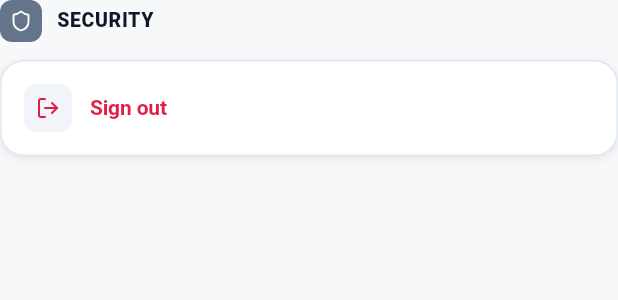
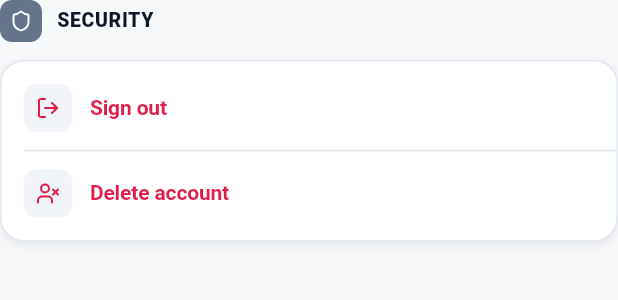
Before and after one commit to 007harshil/finn-flutter-frontend, a Flutter app: the _SignOutGroup widget shown alone on an empty page, opened directly, on a phone screen of 412 x 824 dp. Shown: the top 300 px of the screen. Run offline on Flutter 3.47's test engine with Material 3 defaults, Android fonts, the phone set to English and light mode, and no system bars; our stand-ins replace fl_chart, flutter_animate, flutter_riverpod, go_router, lucide_icons_flutter, pdf and 2 more; missing offline and left inert: record; accounts and stored records are empty.

Commit message:
added account delete

```diff
--- a/lib/data/remote/remote_bootstrap.dart
+++ b/lib/data/remote/remote_bootstrap.dart
@@ -51,7 +51,7 @@ Future<Widget> bootstrapRemoteApp({
     config: config,
     prefs: prefs,
     auth: apiAuth,
-    authService: BackendAuthService(auth: apiAuth, clock: const SystemClock()),
+    authService: BackendAuthService(auth: apiAuth, clock: const SystemClock(), api: api),
     api: api,
     engine: engine,
     repositories: buildRemoteRepositories(engine, api),
--- a/lib/features/auth/data/backend_auth_service.dart
+++ b/lib/features/auth/data/backend_auth_service.dart
@@ -5,6 +5,7 @@ import 'package:flutter/foundation.dart';
 import 'package:http/http.dart' as http;
 import 'package:shared_preferences/shared_preferences.dart';
 
+import '../../../core/result/result.dart';
 import '../../../core/time/clock.dart';
 import '../../../data/remote/api_client.dart';
 import '../../../data/remote/api_config.dart';
@@ -243,12 +244,17 @@ class BackendApiAuth implements ProactiveApiAuth {
 }
 
 /// Passwordless email sign-in with the FiNN API's email OTP
-/// (`/auth/otp`, `/auth/verify`, `/auth/logout`).
+/// (`/auth/otp`, `/auth/verify`, `/auth/logout`), and account deletion
+/// (`/me/delete/code`, `/me/delete`).
 class BackendAuthService implements AuthService {
-  BackendAuthService({required this.auth, required this.clock});
+  BackendAuthService({required this.auth, required this.clock, ApiClient? api})
+      : _api = api ?? ApiClient(config: auth.config, auth: auth);
 
   final BackendApiAuth auth;
   final Clock clock;
+
+  /// Authenticated calls (account deletion).
+  final ApiClient _api;
 
   @override
   String? get demoHint => null;
@@ -299,6 +305,41 @@ class BackendAuthService implements AuthService {
     }
   }
 
+  @override
+  Future<void> sendAccountDeletionCode() async {
+    try {
+      await _api.post('/me/delete/code');
+    } on AppFailure catch (e) {
+      throw AuthFailure(_appMessage(e));
+    } catch (e) {
+      debugPrint('Sending the account deletion code failed: $e');
+      throw const AuthFailure(_offline);
+    }
+  }
+
+  @override
+  Future<void> deleteAccount(String code) async {
+    if (!isWellFormedOtp(code)) throw const AuthFailure('Please enter the 6-digit code.');
+    try {
+      await _api.post('/me/delete', body: {'code': code});
+    } on AppFailure catch (e) {
+      throw AuthFailure(_appMessage(e));
+    } catch (e) {
+      debugPrint('Deleting the account failed: $e');
+      throw const AuthFailure(_offline);
+    }
+    // The server ended every session of the account.
+    await auth.clear();
+  }
+
+  /// Messages for authenticated calls. A wrong code is a field error.
+  static String _appMessage(AppFailure e) {
+    final field = e.fieldErrors['code'];
+    if (field != null && field.isNotEmpty) return field;
+    if (e.message.isNotEmpty) return e.message;
+    return e.code == FailureCode.unavailable ? _offline : 'Something went wrong. Please try again.';
+  }
+
   static const _offline = 'Could not reach FiNN. Check your connection and try again.';
   static const _invalidCode = 'The code was invalid or has expired.';
   static const _rateLimited = 'Too many attempts. Please wait a minute and try again.';
--- a/lib/features/profile/presentation/profile_screen.dart
+++ b/lib/features/profile/presentation/profile_screen.dart
@@ -13,10 +13,11 @@ import '../../auth/application/auth_controller.dart';
 import '../../auth/domain/auth_session.dart';
 import '../../settings/domain/financial_profile.dart';
 import '../../settings/presentation/settings_widgets.dart';
+import 'delete_account_sheet.dart';
 import 'profile_avatar.dart';
 
-/// The signed-in person: identity, financial starting point, account and
-/// sign-out.
+/// The signed-in person: identity, financial starting point, account,
+/// sign-out and account deletion.
 class ProfileScreen extends ConsumerWidget {
   const ProfileScreen({super.key});
 
@@ -346,21 +347,50 @@ class _SignOutGroupState extends ConsumerState<_SignOutGroup> {
       icon: LucideIcons.shield,
       color: c.textSecondary,
       children: [
-        Semantics(
+        _DangerRow(
+          key: const ValueKey('sign-out'),
+          icon: LucideIcons.logOut,
+          label: 'Sign out',
+          busy: _busy,
+          onTap: _busy ? null : _signOut,
+        ),
+        _DangerRow(
+          key: const ValueKey('delete-account'),
+          icon: LucideIcons.userX,
+          label: 'Delete account',
+          onTap: _busy ? null : () => startAccountDeletion(context),
+        ),
+      ],
+    );
+  }
+}
+
+/// A red, full-width action row in the Security group.
+class _DangerRow extends StatelessWidget {
+  const _DangerRow({super.key, required this.icon, required this.label, required this.onTap, this.busy = false});
+
+  final IconData icon;
+  final String label;
+  final VoidCallback? onTap;
+  final bool busy;
+
+  @override
+  Widget build(BuildContext context) {
+    final c = context.colors;
+    return Semantics(
       button: true,
       child: InkWell(
-            key: const ValueKey('sign-out'),
-            onTap: _busy ? null : _signOut,
+        onTap: onTap,
         child: ConstrainedBox(
           constraints: const BoxConstraints(minHeight: 56),
           child: Padding(
             padding: const EdgeInsets.symmetric(horizontal: Space.x4, vertical: Space.x2_5),
             child: Row(
               children: [
-                    SettingsIcon(icon: LucideIcons.logOut, color: c.negative),
+                SettingsIcon(icon: icon, color: c.negative),
                 const SizedBox(width: Space.x3),
-                    Expanded(child: Text('Sign out', style: context.text.bodyStrong.copyWith(color: c.negative))),
-                    if (_busy)
+                Expanded(child: Text(label, style: context.text.bodyStrong.copyWith(color: c.negative))),
+                if (busy)
                   SizedBox(
                     width: 16,
                     height: 16,
@@ -371,8 +401,6 @@ class _SignOutGroupState extends ConsumerState<_SignOutGroup> {
           ),
         ),
       ),
-        ),
-      ],
     );
   }
 }
```
Also changed, not shown: lib/features/auth/application/account_deletion.dart (added, +35 -0 lines), lib/features/auth/data/mock_auth_service.dart (+10 -0 lines), lib/features/auth/domain/auth_session.dart (+9 -0 lines), lib/features/profile/presentation/delete_account_sheet.dart (added, +196 -0 lines), lib/features/settings/application/data_reset.dart (+16 -0 lines), 2 other files. Lines whose indentation alone changed are shown as unchanged.
